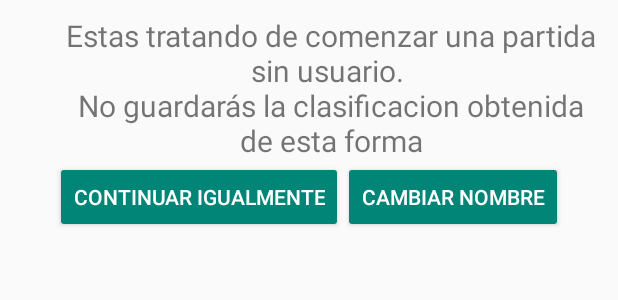
After one commit to Elniadas/Quiz, an Android app: the layout alert_layout.xml on its own in the app's theme, with its tools: preview values and no code run, on a phone screen of 412 x 824 dp. The commit adds this screen. Shown: the top 300 px of the screen. Run offline under Robolectric (Android 15) with nearby library versions, the phone set to English and light mode, and no system bars.

Commit message:
Cambiada la alerta de dialogo cuando juegas sin usuario

```diff
--- /dev/null
+++ b/app/src/main/res/layout/alert_layout.xml
@@ -0,0 +1,41 @@
+<LinearLayout
+    xmlns:android="http://schemas.android.com/apk/res/android"
+    android:layout_width="match_parent"
+    android:layout_height="match_parent"
+    android:orientation="vertical"
+    android:layout_gravity="center"
+    android:padding="10dp">
+
+    <TextView
+        android:id="@+id/mainInfoTv"
+        android:layout_width="wrap_content"
+        android:layout_height="wrap_content"
+        android:text="Estas tratando de comenzar una partida sin usuario. \nNo guardarás la clasificacion obtenida de esta forma"
+       android:gravity="center"
+        android:layout_marginLeft="30dp"
+        android:textSize="20sp"
+        ></TextView>
+
+
+    <LinearLayout
+        android:layout_width="match_parent"
+        android:layout_height="wrap_content"
+        android:orientation="horizontal"
+        android:gravity="center">
+        <Button
+            android:id="@+id/bt_continuar"
+            android:text="Continuar igualmente"
+            style="@style/Base.Widget.AppCompat.Button.Colored"
+            android:layout_width="wrap_content"
+            android:layout_height="wrap_content"
+
+            />
+        <Button
+            android:id="@+id/bt_cambiar"
+            android:text="Cambiar nombre"
+            style="@style/Base.Widget.AppCompat.Button.Colored"
+            android:layout_width="wrap_content"
+            android:layout_height="wrap_content" />
+    </LinearLayout>
+
+</LinearLayout>
```
Also changed, not shown: app/src/main/java/com/grupox/game_primeros_test/MainActivity.kt (+42 -9 lines).
